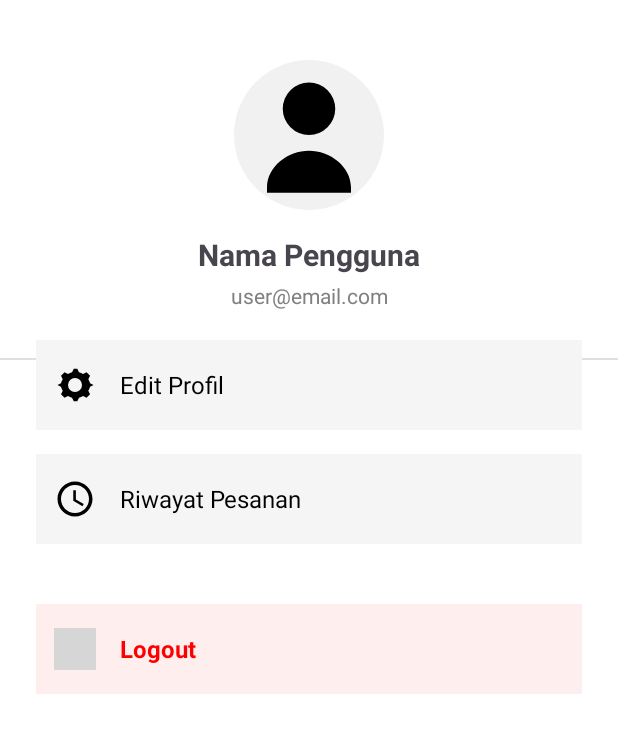
After one commit to ShiraishiJunta/NgGojek, an Android app: the ProfileActivity screen opened directly, with no data from a screen before it, on a phone screen of 412 x 824 dp. The commit adds this screen. Shown: the top 733 px of the screen. Run offline under Robolectric (Android 15) with nearby library versions, the phone set to English and light mode, and no system bars; grey boxes are pictures that could not be loaded.

Commit message:
add ProfileActivity

```diff
--- a/app/src/main/AndroidManifest.xml
+++ b/app/src/main/AndroidManifest.xml
@@ -1,6 +1,6 @@
 <?xml version="1.0" encoding="utf-8"?>
 <manifest xmlns:android="http://schemas.android.com/apk/res/android"
-    xmlns:tools="http://schemas.android.com/tools">
+    xmlns:tools="http://schemas.android.com/tools" >
 
     <application
         android:allowBackup="true"
@@ -10,29 +10,26 @@
         android:label="@string/app_name"
         android:roundIcon="@mipmap/ic_launcher_round"
         android:supportsRtl="true"
-        android:theme="@style/Theme.NgGojek">
-
+        android:theme="@style/Theme.NgGojek" >
+        <activity
+            android:name=".ProfileActivity"
+            android:exported="false" />
         <!-- START APP FROM LOGIN -->
         <activity
             android:name=".LoginActivity"
-            android:exported="true">
-
+            android:exported="true" >
             <intent-filter>
                 <action android:name="android.intent.action.MAIN" />
+
                 <category android:name="android.intent.category.LAUNCHER" />
             </intent-filter>
-
-        </activity>
-
-        <!-- HomepageActivity (NO launcher) -->
+        </activity> <!-- HomepageActivity (NO launcher) -->
         <activity
             android:name=".HomepageActivity"
             android:exported="false" />
-
         <activity
             android:name=".RiwayatActivity"
             android:exported="false" />
-
         <activity
             android:name=".MainActivity"
             android:exported="false" />
--- a/app/src/main/java/com/example/nggojek/HomepageActivity.kt
+++ b/app/src/main/java/com/example/nggojek/HomepageActivity.kt
@@ -47,9 +47,9 @@ class HomepageActivity : AppCompatActivity() {
             startActivity(Intent(this, RiwayatActivity::class.java))
         }
 //
-//        navProfile.setOnClickListener {
-//            startActivity(Intent(this, ProfileActivity::class.java))
-//        }
+        navProfile.setOnClickListener {
+            startActivity(Intent(this, ProfileActivity::class.java))
+        }
 //
 //        navSettings.setOnClickListener {
 //            startActivity(Intent(this, SettingsActivity::class.java))
--- /dev/null
+++ b/app/src/main/java/com/example/nggojek/ProfileActivity.kt
@@ -0,0 +1,28 @@
+package com.example.nggojek
+
+import android.content.Intent
+import android.os.Bundle
+import android.widget.LinearLayout
+import androidx.appcompat.app.AppCompatActivity
+
+class ProfileActivity : AppCompatActivity() {
+    override fun onCreate(savedInstanceState: Bundle?) {
+        super.onCreate(savedInstanceState)
+        setContentView(R.layout.activity_profile)
+
+        val btnRiwayat = findViewById<LinearLayout>(R.id.btnRiwayat)
+        val btnLogout = findViewById<LinearLayout>(R.id.btnLogout)
+
+        // menuju RiwayatActivity
+        btnRiwayat.setOnClickListener {
+            startActivity(Intent(this, RiwayatActivity::class.java))
+        }
+
+        // Logout kembali ke LoginActivity
+        btnLogout.setOnClickListener {
+            val intent = Intent(this, LoginActivity::class.java)
+            intent.flags = Intent.FLAG_ACTIVITY_NEW_TASK or Intent.FLAG_ACTIVITY_CLEAR_TASK
+            startActivity(intent)
+        }
+    }
+}
--- /dev/null
+++ b/app/src/main/res/layout/activity_profile.xml
@@ -0,0 +1,149 @@
+<?xml version="1.0" encoding="utf-8"?>
+<androidx.constraintlayout.widget.ConstraintLayout xmlns:android="http://schemas.android.com/apk/res/android"
+    xmlns:app="http://schemas.android.com/apk/res-auto"
+    android:layout_width="match_parent"
+    android:layout_height="match_parent"
+    android:background="#FFFFFF">
+
+    <!-- Foto Profil -->
+    <ImageView
+        android:id="@+id/imgProfile"
+        android:layout_width="100dp"
+        android:layout_height="100dp"
+        android:layout_marginTop="40dp"
+        android:background="@drawable/bg_circle"
+        android:padding="8dp"
+        android:src="@drawable/profile"
+        app:layout_constraintTop_toTopOf="parent"
+        app:layout_constraintStart_toStartOf="parent"
+        app:layout_constraintEnd_toEndOf="parent" />
+
+    <!-- Nama Pengguna -->
+    <TextView
+        android:id="@+id/txtNama"
+        android:layout_width="wrap_content"
+        android:layout_height="wrap_content"
+        android:text="Nama Pengguna"
+        android:textSize="20sp"
+        android:textStyle="bold"
+        android:layout_marginTop="16dp"
+        app:layout_constraintTop_toBottomOf="@id/imgProfile"
+        app:layout_constraintStart_toStartOf="parent"
+        app:layout_constraintEnd_toEndOf="parent" />
+
+    <!-- Email -->
+    <TextView
+        android:id="@+id/txtEmail"
+        android:layout_width="wrap_content"
+        android:layout_height="wrap_content"
+        android:text="user@email.com"
+        android:textSize="14sp"
+        android:textColor="#808080"
+        android:layout_marginTop="4dp"
+        app:layout_constraintTop_toBottomOf="@id/txtNama"
+        app:layout_constraintStart_toStartOf="parent"
+        app:layout_constraintEnd_toEndOf="parent" />
+
+    <!-- Garis -->
+    <View
+        android:layout_width="0dp"
+        android:layout_height="1dp"
+        android:layout_marginTop="32dp"
+        android:background="#E0E0E0"
+        app:layout_constraintTop_toBottomOf="@id/txtEmail"
+        app:layout_constraintStart_toStartOf="parent"
+        app:layout_constraintEnd_toEndOf="parent" />
+
+    <!-- Menu Pengaturan Profil -->
+    <LinearLayout
+        android:id="@+id/btnEditProfile"
+        android:layout_width="0dp"
+        android:layout_height="60dp"
+        android:layout_marginStart="24dp"
+        android:layout_marginTop="20dp"
+        android:layout_marginEnd="24dp"
+        android:orientation="horizontal"
+        android:gravity="center_vertical"
+        android:padding="12dp"
+        android:background="#F5F5F5"
+        app:layout_constraintTop_toBottomOf="@id/txtEmail"
+        app:layout_constraintStart_toStartOf="parent"
+        app:layout_constraintEnd_toEndOf="parent">
+
+        <ImageView
+            android:layout_width="28dp"
+            android:layout_height="28dp"
+            android:src="@drawable/settings" />
+
+        <TextView
+            android:layout_marginStart="16dp"
+            android:layout_width="wrap_content"
+            android:layout_height="wrap_content"
+            android:text="Edit Profil"
+            android:textSize="16sp"
+            android:textColor="#000000" />
+    </LinearLayout>
+
+    <!-- Tombol Riwayat -->
+    <LinearLayout
+        android:id="@+id/btnRiwayat"
+        android:layout_width="0dp"
+        android:layout_height="60dp"
+        android:layout_marginStart="24dp"
+        android:layout_marginTop="16dp"
+        android:layout_marginEnd="24dp"
+        android:orientation="horizontal"
+        android:gravity="center_vertical"
+        android:padding="12dp"
+        android:background="#F5F5F5"
+        app:layout_constraintTop_toBottomOf="@id/btnEditProfile"
+        app:layout_constraintStart_toStartOf="parent"
+        app:layout_constraintEnd_toEndOf="parent">
+
+        <ImageView
+            android:layout_width="28dp"
+            android:layout_height="28dp"
+            android:src="@drawable/clock" />
+
+        <TextView
+            android:layout_marginStart="16dp"
+            android:layout_width="wrap_content"
+            android:layout_height="wrap_content"
+            android:text="Riwayat Pesanan"
+            android:textSize="16sp"
+            android:textColor="#000000" />
+    </LinearLayout>
+
+    <!-- Tombol Logout -->
+    <LinearLayout
+        android:id="@+id/btnLogout"
+        android:layout_width="0dp"
+        android:layout_height="60dp"
+        android:layout_marginStart="24dp"
+        android:layout_marginTop="40dp"
+        android:layout_marginEnd="24dp"
+        android:orientation="horizontal"
+        android:gravity="center_vertical"
+        android:padding="12dp"
+        android:background="#FFEEEE"
+        app:layout_constraintTop_toBottomOf="@id/btnRiwayat"
+        app:layout_constraintStart_toStartOf="parent"
+        app:layout_constraintEnd_toEndOf="parent">
+
+        <ImageView
+            android:layout_width="28dp"
+            android:layout_height="28dp"
+            android:src="@drawable/logout"
+            app:tint="#FF0000" />
+
+        <TextView
+            android:layout_marginStart="16dp"
+            android:layout_width="wrap_content"
+            android:layout_height="wrap_content"
+            android:text="Logout"
+            android:textSize="16sp"
+            android:textStyle="bold"
+            android:textColor="#FF0000" />
+    </LinearLayout>
+
+</androidx.constraintlayout.widget.ConstraintLayout>
```
